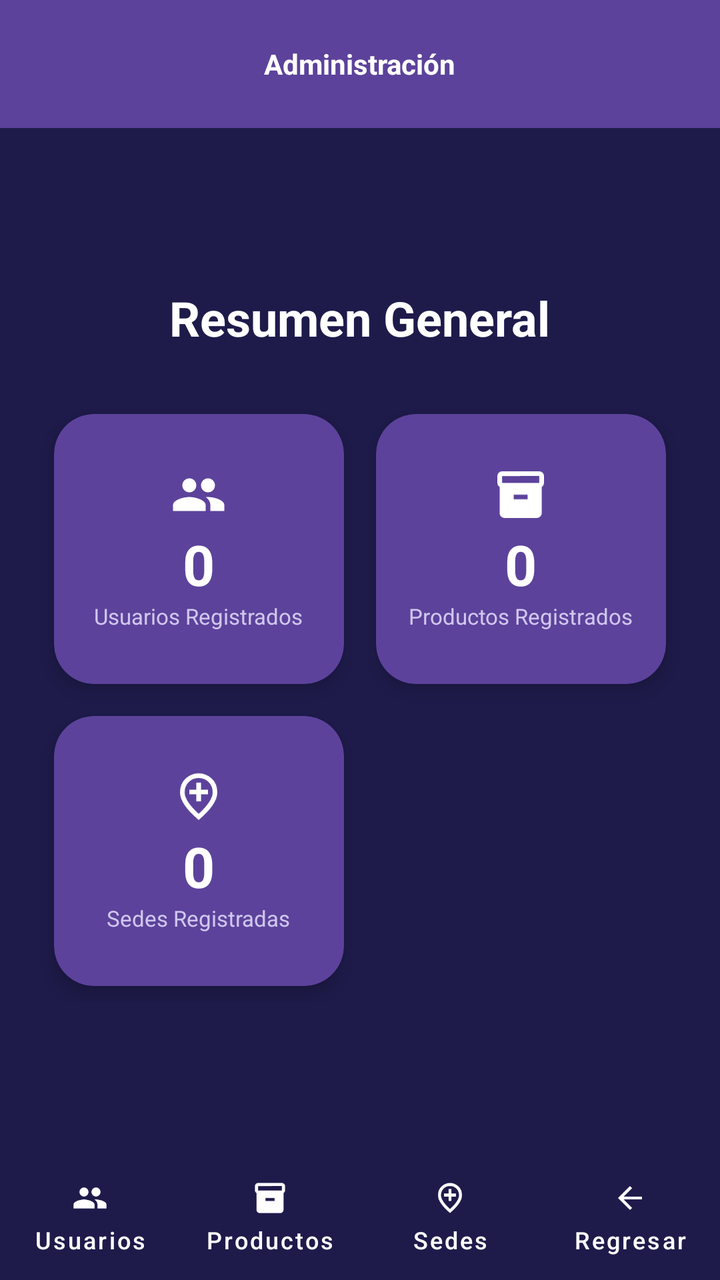
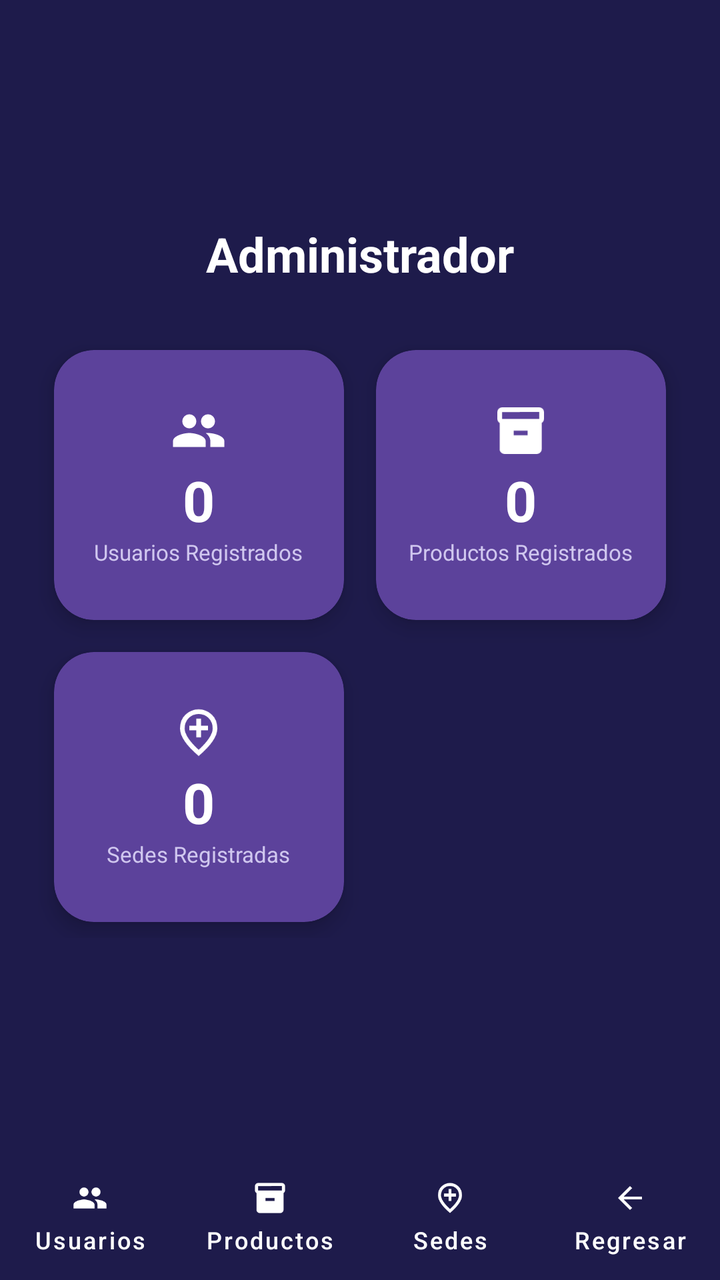

Two renders of the same Android screen: before a commit and after it. Below are the layout's source before the change and the commit's diff.
<!-- AndroidManifest.xml: application theme Theme.AlcamenProyectoFinal -->
<!-- res/layout/activity_frm_admin.xml -->
<?xml version="1.0" encoding="utf-8"?>
<RelativeLayout xmlns:android="http://schemas.android.com/apk/res/android"
    xmlns:app="http://schemas.android.com/apk/res-auto"
    android:id="@+id/main"
    android:layout_width="match_parent"
    android:layout_height="match_parent"
    android:fitsSystemWindows="true"
    android:background="#1E1B4B">

    
    <com.google.android.material.appbar.MaterialToolbar
        android:id="@+id/headerAdmin"
        android:layout_width="match_parent"
        android:layout_height="?attr/actionBarSize"
        android:layout_alignParentTop="true"
        android:background="#5C429B"
        app:title="Administración"
        app:titleCentered="true"
        app:titleTextAppearance="@style/ToolbarTitleStyle"
        app:titleTextColor="@android:color/white" />

    
    <LinearLayout
        android:layout_width="match_parent"
        android:layout_height="match_parent"
        android:layout_above="@id/footerAdmin"
        android:layout_below="@id/headerAdmin"
        android:gravity="center"
        android:orientation="vertical"
        android:padding="16dp">

        <TextView
            android:layout_width="wrap_content"
            android:layout_height="wrap_content"
            android:layout_marginBottom="24dp"
            android:text="Resumen General"
            android:textColor="@android:color/white"
            android:textSize="24sp"
            android:textStyle="bold" />

        <GridLayout
            android:layout_width="wrap_content"
            android:layout_height="wrap_content"
            android:columnCount="2"
            android:rowCount="2">

            
            <com.google.android.material.card.MaterialCardView
                android:layout_width="145dp"
                android:layout_height="135dp"
                android:layout_margin="8dp"
                app:cardBackgroundColor="#5C429B"
                app:cardCornerRadius="20dp"
                app:cardElevation="6dp"
                app:strokeWidth="0dp">

                <LinearLayout
                    android:layout_width="match_parent"
                    android:layout_height="match_parent"
                    android:gravity="center"
                    android:orientation="vertical"
                    android:padding="12dp">

                    <ImageView
                        android:layout_width="28dp"
                        android:layout_height="28dp"
                        android:src="@drawable/ic_people"
                        app:tint="@android:color/white" />

                    <TextView
                        android:id="@+id/tvContadorUsuarios"
                        android:layout_width="wrap_content"
                        android:layout_height="wrap_content"
                        android:layout_marginTop="2dp"
                        android:text="0"
                        android:textColor="@android:color/white"
                        android:textSize="28sp"
                        android:textStyle="bold" />

                    <TextView
                        android:layout_width="wrap_content"
                        android:layout_height="wrap_content"
                        android:text="Usuarios Registrados"
                        android:textColor="#D0C7EF"
                        android:textSize="11sp" />
                </LinearLayout>
            </com.google.android.material.card.MaterialCardView>

            
            <com.google.android.material.card.MaterialCardView
                android:layout_width="145dp"
                android:layout_height="135dp"
                android:layout_margin="8dp"
                app:cardBackgroundColor="#5C429B"
                app:cardCornerRadius="20dp"
                app:cardElevation="6dp"
                app:strokeWidth="0dp">

                <LinearLayout
                    android:layout_width="match_parent"
                    android:layout_height="match_parent"
                    android:gravity="center"
                    android:orientation="vertical"
                    android:padding="12dp">

                    <ImageView
                        android:layout_width="28dp"
                        android:layout_height="28dp"
                        android:src="@drawable/ic_inventory"
                        app:tint="@android:color/white" />

                    <TextView
                        android:id="@+id/tvContadorProductos"
                        android:layout_width="wrap_content"
                        android:layout_height="wrap_content"
                        android:layout_marginTop="2dp"
                        android:text="0"
                        android:textColor="@android:color/white"
                        android:textSize="28sp"
                        android:textStyle="bold" />

                    <TextView
                        android:layout_width="wrap_content"
                        android:layout_height="wrap_content"
                        android:text="Productos Registrados"
                        android:textColor="#D0C7EF"
                        android:textSize="11sp" />
                </LinearLayout>
            </com.google.android.material.card.MaterialCardView>

            
            <com.google.android.material.card.MaterialCardView
                android:layout_width="145dp"
                android:layout_height="135dp"
                android:layout_margin="8dp"
                app:cardBackgroundColor="#5C429B"
                app:cardCornerRadius="20dp"
                app:cardElevation="6dp"
                app:strokeWidth="0dp">

                <LinearLayout
                    android:layout_width="match_parent"
                    android:layout_height="match_parent"
                    android:gravity="center"
                    android:orientation="vertical"
                    android:padding="12dp">

                    <ImageView
                        android:layout_width="28dp"
                        android:layout_height="28dp"
                        android:src="@drawable/ic_location_city"
                        app:tint="@android:color/white" />

                    <TextView
                        android:id="@+id/tvContadorSedes"
                        android:layout_width="wrap_content"
                        android:layout_height="wrap_content"
                        android:layout_marginTop="2dp"
                        android:text="0"
                        android:textColor="@android:color/white"
                        android:textSize="28sp"
                        android:textStyle="bold" />

                    <TextView
                        android:layout_width="wrap_content"
                        android:layout_height="wrap_content"
                        android:text="Sedes Registradas"
                        android:textColor="#D0C7EF"
                        android:textSize="11sp" />
                </LinearLayout>
            </com.google.android.material.card.MaterialCardView>

        </GridLayout>

    </LinearLayout>

    
    <LinearLayout
        android:id="@+id/footerAdmin"
        android:layout_width="match_parent"
        android:layout_height="60dp"
        android:layout_alignParentBottom="true"
        android:background="#1E1B4B"
        android:gravity="center_vertical"
        android:orientation="horizontal">

        <com.google.android.material.button.MaterialButton
            android:id="@+id/btnUsuarios"
            style="@style/Widget.MaterialComponents.Button.TextButton"
            android:layout_width="0dp"
            android:layout_height="match_parent"
            android:layout_weight="1"
            android:text="Usuarios"
            android:textColor="@android:color/white"
            android:textSize="12sp"
            app:icon="@drawable/ic_people"
            app:iconGravity="top"
            app:iconPadding="2dp"
            app:iconTint="@android:color/white"
            app:textAllCaps="false" />

        <com.google.android.material.button.MaterialButton
            android:id="@+id/btnProductos"
            style="@style/Widget.MaterialComponents.Button.TextButton"
            android:layout_width="0dp"
            android:layout_height="match_parent"
            android:layout_weight="1"
            android:text="Productos"
            android:textColor="@android:color/white"
            android:textSize="12sp"
            app:icon="@drawable/ic_inventory"
            app:iconGravity="top"
            app:iconPadding="2dp"
            app:iconTint="@android:color/white"
            app:textAllCaps="false" />

        <com.google.android.material.button.MaterialButton
            android:id="@+id/btnSedes"
            style="@style/Widget.MaterialComponents.Button.TextButton"
            android:layout_width="0dp"
            android:layout_height="match_parent"
            android:layout_weight="1"
            android:text="Sedes"
            android:textColor="@android:color/white"
            android:textSize="12sp"
            app:icon="@drawable/ic_location_city"
            app:iconGravity="top"
            app:iconPadding="2dp"
            app:iconTint="@android:color/white"
            app:textAllCaps="false" />

        <com.google.android.material.button.MaterialButton
            android:id="@+id/btnRegresar"
            style="@style/Widget.MaterialComponents.Button.TextButton"
            android:layout_width="0dp"
            android:layout_height="match_parent"
            android:layout_weight="1"
            android:text="Regresar"
            android:textColor="@android:color/white"
            android:textSize="12sp"
            app:icon="@drawable/ic_arrow_back"
            app:iconGravity="top"
            app:iconPadding="2dp"
            app:iconTint="@android:color/white"
            app:textAllCaps="false" />

    </LinearLayout>

</RelativeLayout>
<!-- resources referenced by this layout -->
<resources>
  <!-- drawable ic_arrow_back (drawable) -->
  <vector xmlns:android="http://schemas.android.com/apk/res/android" android:autoMirrored="true" android:height="24dp" android:tint="#000000" android:viewportHeight="960" android:viewportWidth="960" android:width="24dp">
        
      <path android:fillColor="@android:color/white" android:pathData="M313,520L537,744L480,800L160,480L480,160L537,216L313,440L800,440L800,520L313,520Z"/>
      
  </vector>
  <!-- drawable ic_inventory (drawable) -->
  <vector xmlns:android="http://schemas.android.com/apk/res/android" android:height="24dp" android:tint="#000000" android:viewportHeight="24" android:viewportWidth="24" android:width="24dp">
        
      <path android:fillColor="@android:color/white" android:pathData="M20,2L4,2c-1,0 -2,0.9 -2,2v3.01c0,0.72 0.43,1.34 1,1.69L3,20c0,1.1 1.1,2 2,2h14c0.9,0 2,-0.9 2,-2L21,8.7c0.57,-0.35 1,-0.97 1,-1.69L22,4c0,-1.1 -1,-2 -2,-2zM15,14L9,14v-2h6v2zM20,7L4,7L4,4l16,-0.02L20,7z"/>
      
  </vector>
  <!-- drawable ic_location_city (drawable) -->
  <vector xmlns:android="http://schemas.android.com/apk/res/android" android:height="24dp" android:tint="#000000" android:viewportHeight="960" android:viewportWidth="960" android:width="24dp">
        
      <path android:fillColor="@android:color/white" android:pathData="M440,560L520,560L520,440L640,440L640,360L520,360L520,240L440,240L440,360L320,360L320,440L440,440L440,560ZM480,774Q602,662 661,570.5Q720,479 720,408Q720,299 650.5,229.5Q581,160 480,160Q379,160 309.5,229.5Q240,299 240,408Q240,479 299,570.5Q358,662 480,774ZM480,880Q319,743 239.5,625.5Q160,508 160,408Q160,258 256.5,169Q353,80 480,80Q607,80 703.5,169Q800,258 800,408Q800,508 720.5,625.5Q641,743 480,880ZM480,400Q480,400 480,400Q480,400 480,400Q480,400 480,400Q480,400 480,400Q480,400 480,400Q480,400 480,400Q480,400 480,400Q480,400 480,400Z"/>
      
  </vector>
  <!-- drawable ic_people (drawable) -->
  <vector xmlns:android="http://schemas.android.com/apk/res/android" android:height="24dp" android:tint="#000000" android:viewportHeight="24" android:viewportWidth="24" android:width="24dp">
        
      <path android:fillColor="@android:color/white" android:pathData="M16,11c1.66,0 2.99,-1.34 2.99,-3S17.66,5 16,5c-1.66,0 -3,1.34 -3,3s1.34,3 3,3zM8,11c1.66,0 2.99,-1.34 2.99,-3S9.66,5 8,5C6.34,5 5,6.34 5,8s1.34,3 3,3zM8,13c-2.33,0 -7,1.17 -7,3.5L1,19h14v-2.5c0,-2.33 -4.67,-3.5 -7,-3.5zM16,13c-0.29,0 -0.62,0.02 -0.97,0.05 1.16,0.84 1.97,1.97 1.97,3.45L17,19h6v-2.5c0,-2.33 -4.67,-3.5 -7,-3.5z"/>
      
  </vector>
  <style name="ToolbarTitleStyle">
          <item name="android:textStyle">bold</item>
          <item name="android:fontFamily">sans-serif</item>
      </style>
  <style name="Theme.AlcamenProyectoFinal" parent="Base.Theme.AlcamenProyectoFinal" />
  <style name="Base.Theme.AlcamenProyectoFinal" parent="Theme.Material3.DayNight.NoActionBar">
          
          
      </style>
</resources>

<!-- the commit's change to res/layout/activity_frm_admin.xml (unified diff, before → after) -->
@@ -7,24 +7,10 @@
     android:fitsSystemWindows="true"
     android:background="#1E1B4B">
 
-    
-    <com.google.android.material.appbar.MaterialToolbar
-        android:id="@+id/headerAdmin"
-        android:layout_width="match_parent"
-        android:layout_height="?attr/actionBarSize"
-        android:layout_alignParentTop="true"
-        android:background="#5C429B"
-        app:title="Administración"
-        app:titleCentered="true"
-        app:titleTextAppearance="@style/ToolbarTitleStyle"
-        app:titleTextColor="@android:color/white" />
-
-    
     <LinearLayout
         android:layout_width="match_parent"
-        android:layout_height="match_parent"
+        android:layout_height="671dp"
         android:layout_above="@id/footerAdmin"
-        android:layout_below="@id/headerAdmin"
         android:gravity="center"
         android:orientation="vertical"
         android:padding="16dp">
@@ -33,7 +19,7 @@
             android:layout_width="wrap_content"
             android:layout_height="wrap_content"
             android:layout_marginBottom="24dp"
-            android:text="Resumen General"
+            android:text="Administrador"
             android:textColor="@android:color/white"
             android:textSize="24sp"
             android:textStyle="bold" />
@@ -43,6 +29,47 @@
             android:layout_height="wrap_content"
             android:columnCount="2"
             android:rowCount="2">
+
+            <com.google.android.material.card.MaterialCardView
+                android:layout_width="145dp"
+                android:layout_height="135dp"
+                android:layout_margin="8dp"
+                app:cardBackgroundColor="#5C429B"
+                app:cardCornerRadius="20dp"
+                app:cardElevation="6dp"
+                app:strokeWidth="0dp">
+
+                <LinearLayout
+                    android:layout_width="match_parent"
+                    android:layout_height="match_parent"
+                    android:gravity="center"
+                    android:orientation="vertical"
+                    android:padding="12dp">
+
+                    <ImageView
+                        android:layout_width="28dp"
+                        android:layout_height="28dp"
+                        android:src="@drawable/ic_people"
+                        app:tint="@android:color/white" />
+
+                    <TextView
+                        android:id="@+id/tvContadorUsuarios"
+                        android:layout_width="wrap_content"
+                        android:layout_height="wrap_content"
+                        android:layout_marginTop="2dp"
+                        android:text="0"
+                        android:textColor="@android:color/white"
+                        android:textSize="28sp"
+                        android:textStyle="bold" />
+
+                    <TextView
+                        android:layout_width="wrap_content"
+                        android:layout_height="wrap_content"
+                        android:text="Usuarios Registrados"
+                        android:textColor="#D0C7EF"
+                        android:textSize="11sp" />
+                </LinearLayout>
+            </com.google.android.material.card.MaterialCardView>
 
             
             <com.google.android.material.card.MaterialCardView
@@ -64,11 +91,11 @@
                     <ImageView
                         android:layout_width="28dp"
                         android:layout_height="28dp"
-                        android:src="@drawable/ic_people"
+                        android:src="@drawable/ic_inventory"
                         app:tint="@android:color/white" />
 
                     <TextView
-                        android:id="@+id/tvContadorUsuarios"
+                        android:id="@+id/tvContadorProductos"
                         android:layout_width="wrap_content"
                         android:layout_height="wrap_content"
                         android:layout_marginTop="2dp"
@@ -80,7 +107,7 @@
                     <TextView
                         android:layout_width="wrap_content"
                         android:layout_height="wrap_content"
-                        android:text="Usuarios Registrados"
+                        android:text="Productos Registrados"
                         android:textColor="#D0C7EF"
                         android:textSize="11sp" />
                 </LinearLayout>
@@ -106,48 +133,6 @@
                     <ImageView
                         android:layout_width="28dp"
                         android:layout_height="28dp"
-                        android:src="@drawable/ic_inventory"
-                        app:tint="@android:color/white" />
-
-                    <TextView
-                        android:id="@+id/tvContadorProductos"
-                        android:layout_width="wrap_content"
-                        android:layout_height="wrap_content"
-                        android:layout_marginTop="2dp"
-                        android:text="0"
-                        android:textColor="@android:color/white"
-                        android:textSize="28sp"
-                        android:textStyle="bold" />
-
-                    <TextView
-                        android:layout_width="wrap_content"
-                        android:layout_height="wrap_content"
-                        android:text="Productos Registrados"
-                        android:textColor="#D0C7EF"
-                        android:textSize="11sp" />
-                </LinearLayout>
-            </com.google.android.material.card.MaterialCardView>
-
-            
-            <com.google.android.material.card.MaterialCardView
-                android:layout_width="145dp"
-                android:layout_height="135dp"
-                android:layout_margin="8dp"
-                app:cardBackgroundColor="#5C429B"
-                app:cardCornerRadius="20dp"
-                app:cardElevation="6dp"
-                app:strokeWidth="0dp">
-
-                <LinearLayout
-                    android:layout_width="match_parent"
-                    android:layout_height="match_parent"
-                    android:gravity="center"
-                    android:orientation="vertical"
-                    android:padding="12dp">
-
-                    <ImageView
-                        android:layout_width="28dp"
-                        android:layout_height="28dp"
                         android:src="@drawable/ic_location_city"
                         app:tint="@android:color/white" />
 
<!-- resource entries referenced after the edit -->
@@ -24,10 +24,6 @@
       <path android:fillColor="@android:color/white" android:pathData="M16,11c1.66,0 2.99,-1.34 2.99,-3S17.66,5 16,5c-1.66,0 -3,1.34 -3,3s1.34,3 3,3zM8,11c1.66,0 2.99,-1.34 2.99,-3S9.66,5 8,5C6.34,5 5,6.34 5,8s1.34,3 3,3zM8,13c-2.33,0 -7,1.17 -7,3.5L1,19h14v-2.5c0,-2.33 -4.67,-3.5 -7,-3.5zM16,13c-0.29,0 -0.62,0.02 -0.97,0.05 1.16,0.84 1.97,1.97 1.97,3.45L17,19h6v-2.5c0,-2.33 -4.67,-3.5 -7,-3.5z"/>
       
   </vector>
-  <style name="ToolbarTitleStyle">
-          <item name="android:textStyle">bold</item>
-          <item name="android:fontFamily">sans-serif</item>
-      </style>
   <style name="Theme.AlcamenProyectoFinal" parent="Base.Theme.AlcamenProyectoFinal" />
   <style name="Base.Theme.AlcamenProyectoFinal" parent="Theme.Material3.DayNight.NoActionBar">
           
